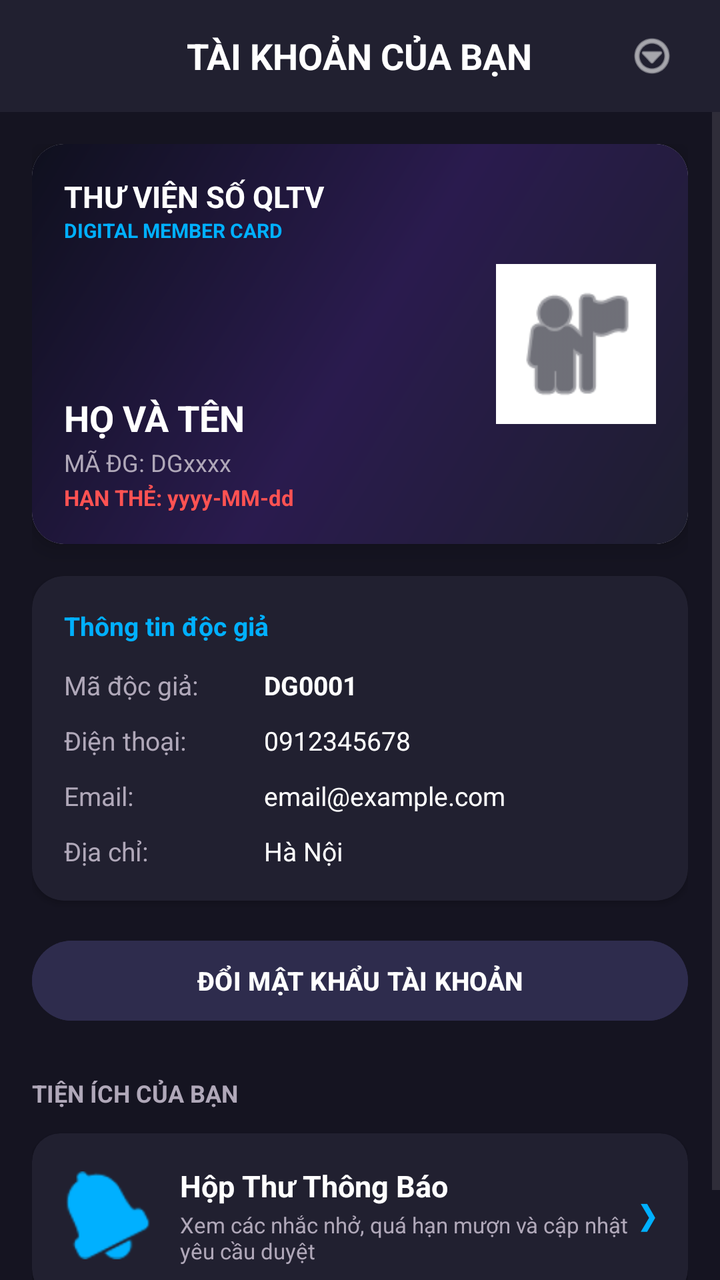
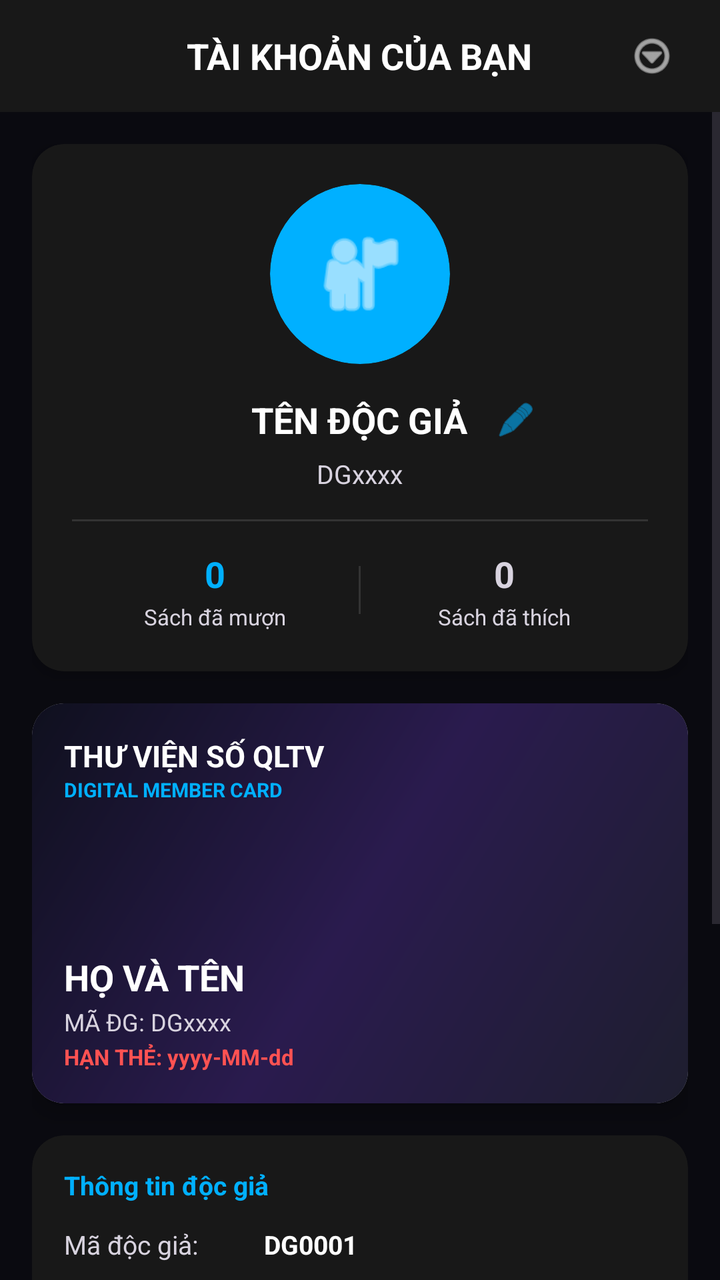

The first picture is an Android layout as it rendered before a commit; the second is the same layout after the commit. The layout source and the unified diff follow.
<!-- AndroidManifest.xml: application theme Theme.QLTV -->
<!-- res/layout/fragment_reader_account.xml -->
<?xml version="1.0" encoding="utf-8"?>
<LinearLayout xmlns:android="http://schemas.android.com/apk/res/android"
    xmlns:app="http://schemas.android.com/apk/res-auto"
    android:layout_width="match_parent"
    android:layout_height="match_parent"
    android:background="#151421"
    android:orientation="vertical">

    
    <RelativeLayout
        android:id="@+id/layoutReaderProfileHeader"
        android:layout_width="match_parent"
        android:layout_height="56dp"
        android:background="#212030"
        android:paddingHorizontal="16dp">

        
        <ImageView
            android:id="@+id/btnProfileBack"
            android:layout_width="36dp"
            android:layout_height="36dp"
            android:layout_alignParentLeft="true"
            android:layout_centerVertical="true"
            android:background="?attr/selectableItemBackgroundBorderless"
            android:clickable="true"
            android:focusable="true"
            android:padding="6dp"
            android:src="@android:drawable/ic_menu_revert"
            android:visibility="gone"
            app:tint="#FFFFFF" />

        <TextView
            android:id="@+id/txtProfileHeaderTitle"
            android:layout_width="wrap_content"
            android:layout_height="wrap_content"
            android:layout_centerInParent="true"
            android:text="TÀI KHOẢN CỦA BẠN"
            android:textColor="#FFFFFF"
            android:textSize="18sp"
            android:textStyle="bold" />

        
        <ImageView
            android:id="@+id/btnReaderProfileLogoutMenu"
            android:layout_width="36dp"
            android:layout_height="36dp"
            android:layout_alignParentRight="true"
            android:layout_centerVertical="true"
            android:background="?attr/selectableItemBackgroundBorderless"
            android:clickable="true"
            android:focusable="true"
            android:padding="6dp"
            android:src="@android:drawable/ic_menu_more"
            app:tint="#FFFFFF" />
    </RelativeLayout>

    
    <FrameLayout
        android:layout_width="match_parent"
        android:layout_height="match_parent">

        
        <ScrollView
            android:id="@+id/layoutReaderAccountHome"
            android:layout_width="match_parent"
            android:layout_height="match_parent"
            android:fillViewport="true"
            android:visibility="visible">

            <LinearLayout
                android:layout_width="match_parent"
                android:layout_height="wrap_content"
                android:orientation="vertical"
                android:padding="16dp">

                
                <androidx.cardview.widget.CardView
                    android:layout_width="match_parent"
                    android:layout_height="200dp"
                    android:layout_marginBottom="16dp"
                    app:cardCornerRadius="16dp"
                    app:cardElevation="6dp">

                    <RelativeLayout
                        android:layout_width="match_parent"
                        android:layout_height="match_parent"
                        android:background="@drawable/login_gradient"
                        android:padding="16dp">

                        <TextView
                            android:id="@+id/txtProfileCardApp"
                            android:layout_width="wrap_content"
                            android:layout_height="wrap_content"
                            android:text="THƯ VIỆN SỐ QLTV"
                            android:textColor="#FFFFFF"
                            android:textSize="15sp"
                            android:textStyle="bold" />

                        <TextView
                            android:layout_width="wrap_content"
                            android:layout_height="wrap_content"
                            android:layout_below="@id/txtProfileCardApp"
                            android:text="DIGITAL MEMBER CARD"
                            android:textColor="#00B0FF"
                            android:textSize="10sp"
                            android:textStyle="bold" />

                        <LinearLayout
                            android:layout_width="wrap_content"
                            android:layout_height="wrap_content"
                            android:layout_alignParentBottom="true"
                            android:orientation="vertical">

                            <TextView
                                android:id="@+id/txtProfileCardName"
                                android:layout_width="wrap_content"
                                android:layout_height="wrap_content"
                                android:text="HỌ VÀ TÊN"
                                android:textColor="#FFFFFF"
                                android:textSize="18sp"
                                android:textStyle="bold" />

                            <TextView
                                android:id="@+id/txtProfileCardCode"
                                android:layout_width="wrap_content"
                                android:layout_height="wrap_content"
                                android:layout_marginTop="2dp"
                                android:text="MÃ ĐG: DGxxxx"
                                android:textColor="#B0A8B9"
                                android:textSize="12sp" />

                            <TextView
                                android:id="@+id/txtProfileCardExpiry"
                                android:layout_width="wrap_content"
                                android:layout_height="wrap_content"
                                android:layout_marginTop="2dp"
                                android:text="HẠN THẺ: yyyy-MM-dd"
                                android:textColor="#FF5252"
                                android:textSize="11sp"
                                android:textStyle="bold" />
                        </LinearLayout>

                        
                        <ImageView
                            android:id="@+id/imgProfileQR"
                            android:layout_width="80dp"
                            android:layout_height="80dp"
                            android:layout_alignParentEnd="true"
                            android:layout_centerVertical="true"
                            android:background="#FFFFFF"
                            android:contentDescription="QR Code"
                            android:padding="6dp"
                            android:src="@android:drawable/ic_menu_myplaces"
                            app:tint="#0F101E" />
                    </RelativeLayout>
                </androidx.cardview.widget.CardView>

                
                <androidx.cardview.widget.CardView
                    android:layout_width="match_parent"
                    android:layout_height="wrap_content"
                    android:layout_marginBottom="16dp"
                    app:cardBackgroundColor="#212030"
                    app:cardCornerRadius="16dp"
                    app:cardElevation="2dp">

                    <LinearLayout
                        android:layout_width="match_parent"
                        android:layout_height="wrap_content"
                        android:orientation="vertical"
                        android:padding="16dp">

                        <TextView
                            android:layout_width="wrap_content"
                            android:layout_height="wrap_content"
                            android:text="Thông tin độc giả"
                            android:textColor="#00B0FF"
                            android:textSize="13sp"
                            android:textStyle="bold" />

                        
                        <LinearLayout
                            android:layout_width="match_parent"
                            android:layout_height="wrap_content"
                            android:layout_marginTop="12dp"
                            android:orientation="horizontal">
                            <TextView
                                android:layout_width="100dp"
                                android:layout_height="wrap_content"
                                android:text="Mã độc giả:"
                                android:textColor="#B0A8B9"
                                android:textSize="13sp" />
                            <TextView
                                android:id="@+id/txtProfileCode"
                                android:layout_width="match_parent"
                                android:layout_height="wrap_content"
                                android:text="DG0001"
                                android:textColor="#FFFFFF"
                                android:textSize="13sp"
                                android:textStyle="bold" />
                        </LinearLayout>

                        
                        <LinearLayout
                            android:layout_width="match_parent"
                            android:layout_height="wrap_content"
                            android:layout_marginTop="10dp"
                            android:orientation="horizontal">
                            <TextView
                                android:layout_width="100dp"
                                android:layout_height="wrap_content"
                                android:text="Điện thoại:"
                                android:textColor="#B0A8B9"
                                android:textSize="13sp" />
                            <TextView
                                android:id="@+id/txtProfilePhone"
                                android:layout_width="match_parent"
                                android:layout_height="wrap_content"
                                android:text="0912345678"
                                android:textColor="#FFFFFF"
                                android:textSize="13sp" />
                        </LinearLayout>

                        
                        <LinearLayout
                            android:layout_width="match_parent"
                            android:layout_height="wrap_content"
                            android:layout_marginTop="10dp"
                            android:orientation="horizontal">
                            <TextView
                                android:layout_width="100dp"
                                android:layout_height="wrap_content"
                                android:text="Email:"
                                android:textColor="#B0A8B9"
                                android:textSize="13sp" />
                            <TextView
                                android:id="@+id/txtProfileEmail"
                                android:layout_width="match_parent"
                                android:layout_height="wrap_content"
                                android:text="email@example.com"
                                android:textColor="#FFFFFF"
                                android:textSize="13sp" />
                        </LinearLayout>

                        
                        <LinearLayout
                            android:layout_width="match_parent"
                            android:layout_height="wrap_content"
                            android:layout_marginTop="10dp"
                            android:orientation="horizontal">
                            <TextView
                                android:layout_width="100dp"
                                android:layout_height="wrap_content"
                                android:text="Địa chỉ:"
                                android:textColor="#B0A8B9"
                                android:textSize="13sp" />
                            <TextView
                                android:id="@+id/txtProfileAddress"
                                android:layout_width="match_parent"
                                android:layout_height="wrap_content"
                                android:text="Hà Nội"
                                android:textColor="#FFFFFF"
                                android:textSize="13sp" />
                        </LinearLayout>
                    </LinearLayout>
                </androidx.cardview.widget.CardView>

                
                <Button
                    android:id="@+id/btnReaderProfileChangePassword"
                    android:layout_width="match_parent"
                    android:layout_height="wrap_content"
                    android:layout_marginBottom="24dp"
                    android:backgroundTint="#2E2C4D"
                    android:text="ĐỔI MẬT KHẨU TÀI KHOẢN"
                    android:textColor="#FFFFFF"
                    android:textSize="13sp"
                    android:textStyle="bold" />

                
                <TextView
                    android:layout_width="wrap_content"
                    android:layout_height="wrap_content"
                    android:layout_marginBottom="12dp"
                    android:text="TIỆN ÍCH CỦA BẠN"
                    android:textColor="#B0A8B9"
                    android:textSize="12sp"
                    android:textStyle="bold" />

                
                <androidx.cardview.widget.CardView
                    android:id="@+id/cardReaderProfileNotifs"
                    android:layout_width="match_parent"
                    android:layout_height="wrap_content"
                    android:layout_marginBottom="24dp"
                    android:clickable="true"
                    android:focusable="true"
                    android:foreground="?attr/selectableItemBackground"
                    app:cardBackgroundColor="#212030"
                    app:cardCornerRadius="14dp">

                    <LinearLayout
                        android:layout_width="match_parent"
                        android:layout_height="wrap_content"
                        android:gravity="center_vertical"
                        android:orientation="horizontal"
                        android:padding="16dp">

                        <View
                            android:layout_width="44dp"
                            android:layout_height="44dp"
                            android:layout_marginRight="14dp"
                            android:background="@android:drawable/ic_popup_reminder"
                            android:backgroundTint="#00B0FF" />

                        <LinearLayout
                            android:layout_width="0dp"
                            android:layout_height="wrap_content"
                            android:layout_weight="1"
                            android:orientation="vertical">

                            <TextView
                                android:layout_width="wrap_content"
                                android:layout_height="wrap_content"
                                android:text="Hộp Thư Thông Báo"
                                android:textColor="#FFFFFF"
                                android:textSize="15sp"
                                android:textStyle="bold" />

                            <TextView
                                android:layout_width="wrap_content"
                                android:layout_height="wrap_content"
                                android:layout_marginTop="2dp"
                                android:text="Xem các nhắc nhở, quá hạn mượn và cập nhật yêu cầu duyệt"
                                android:textColor="#B0A8B9"
                                android:textSize="11sp" />
                        </LinearLayout>

                        <TextView
                            android:layout_width="wrap_content"
                            android:layout_height="wrap_content"
                            android:text="❯"
                            android:textColor="#00B0FF"
                            android:textSize="16sp" />
                    </LinearLayout>
                </androidx.cardview.widget.CardView>
            </LinearLayout>
        </ScrollView>

        
        <LinearLayout
            android:id="@+id/layoutReaderAccountNotifsView"
            android:layout_width="match_parent"
            android:layout_height="match_parent"
            android:orientation="vertical"
            android:visibility="gone">

            <include layout="@layout/fragment_reader_notifications" />
        </LinearLayout>
    </FrameLayout>
</LinearLayout>
<!-- res/layout/fragment_reader_notifications.xml (included above) -->
<?xml version="1.0" encoding="utf-8"?>
<androidx.constraintlayout.widget.ConstraintLayout xmlns:android="http://schemas.android.com/apk/res/android"
    xmlns:app="http://schemas.android.com/apk/res-auto"
    xmlns:tools="http://schemas.android.com/tools"
    android:layout_width="match_parent"
    android:layout_height="match_parent"
    android:background="#151421"
    android:padding="16dp">

    <TextView
        android:id="@+id/txtNotifTitle"
        android:layout_width="wrap_content"
        android:layout_height="wrap_content"
        android:text="THÔNG BÁO CỦA TÔI"
        android:textColor="#FFFFFF"
        android:textSize="18sp"
        android:textStyle="bold"
        app:layout_constraintTop_toTopOf="parent"
        app:layout_constraintStart_toStartOf="parent" />

    
    <TextView
        android:id="@+id/btnMarkAllRead"
        android:layout_width="wrap_content"
        android:layout_height="wrap_content"
        android:text="Đọc tất cả"
        android:textColor="#6C63FF"
        android:textSize="13sp"
        android:textStyle="bold"
        android:clickable="true"
        android:focusable="true"
        app:layout_constraintBottom_toBottomOf="@id/txtNotifTitle"
        app:layout_constraintEnd_toEndOf="parent"
        app:layout_constraintTop_toTopOf="@id/txtNotifTitle" />

    
    <androidx.recyclerview.widget.RecyclerView
        android:id="@+id/recyclerViewNotifs"
        android:layout_width="match_parent"
        android:layout_height="0dp"
        android:layout_marginTop="16dp"
        app:layout_constraintBottom_toBottomOf="parent"
        app:layout_constraintTop_toBottomOf="@id/txtNotifTitle"
        tools:listitem="@android:layout/simple_list_item_2" />

    <TextView
        android:id="@+id/txtEmptyNotif"
        android:layout_width="wrap_content"
        android:layout_height="wrap_content"
        android:text="Hộp thư thông báo của bạn trống!"
        android:textColor="#B0A8B9"
        android:textSize="15sp"
        android:visibility="gone"
        app:layout_constraintBottom_toBottomOf="parent"
        app:layout_constraintEnd_toEndOf="parent"
        app:layout_constraintStart_toStartOf="parent"
        app:layout_constraintTop_toTopOf="parent" />

</androidx.constraintlayout.widget.ConstraintLayout>
<!-- resources referenced by this layout -->
<resources>
  <!-- drawable login_gradient (drawable) -->
  <?xml version="1.0" encoding="utf-8"?>
  <shape xmlns:android="http://schemas.android.com/apk/res/android"
      android:shape="rectangle">
      <gradient
          android:angle="135"
          android:startColor="#1E1E2F"
          android:centerColor="#2A1B4E"
          android:endColor="#0F101E"
          android:type="linear" />
  </shape>
  <style name="Theme.QLTV" parent="Base.Theme.QLTV" />
  <style name="Base.Theme.QLTV" parent="Theme.Material3.DayNight.NoActionBar">
          
          
      </style>
</resources>

<!-- the commit's change to res/layout/fragment_reader_account.xml (unified diff, before → after) -->
@@ -3,7 +3,7 @@
     xmlns:app="http://schemas.android.com/apk/res-auto"
     android:layout_width="match_parent"
     android:layout_height="match_parent"
-    android:background="#151421"
+    android:background="#0A0A10"
     android:orientation="vertical">
 
     
@@ -11,7 +11,7 @@
         android:id="@+id/layoutReaderProfileHeader"
         android:layout_width="match_parent"
         android:layout_height="56dp"
-        android:background="#212030"
+        android:background="#181818"
         android:paddingHorizontal="16dp">
 
         
@@ -76,6 +76,159 @@
                 
                 <androidx.cardview.widget.CardView
                     android:layout_width="match_parent"
+                    android:layout_height="wrap_content"
+                    android:layout_marginBottom="16dp"
+                    app:cardBackgroundColor="#181818"
+                    app:cardCornerRadius="16dp"
+                    app:cardElevation="4dp">
+
+                    <LinearLayout
+                        android:layout_width="match_parent"
+                        android:layout_height="wrap_content"
+                        android:gravity="center"
+                        android:orientation="vertical"
+                        android:padding="20dp">
+
+                        
+                        <androidx.cardview.widget.CardView
+                            android:id="@+id/cardReaderAvatar"
+                            android:layout_width="90dp"
+                            android:layout_height="90dp"
+                            android:layout_marginBottom="12dp"
+                            app:cardBackgroundColor="#00B0FF"
+                            app:cardCornerRadius="45dp"
+                            app:cardElevation="0dp"
+                            android:clickable="true"
+                            android:focusable="true"
+                            android:foreground="?attr/selectableItemBackground">
+
+                            <ImageView
+                                android:id="@+id/imgReaderAvatar"
+                                android:layout_width="50dp"
+                                android:layout_height="50dp"
+                                android:layout_gravity="center"
+                                android:src="@android:drawable/ic_menu_myplaces"
+                                app:tint="#FFFFFF" />
+                        </androidx.cardview.widget.CardView>
+
+                        
+                        <RelativeLayout
+                            android:layout_width="match_parent"
+                            android:layout_height="wrap_content">
+
+                            <TextView
+                                android:id="@+id/txtReaderProfileName"
+                                android:layout_width="wrap_content"
+                                android:layout_height="wrap_content"
+                                android:layout_centerHorizontal="true"
+                                android:layout_centerVertical="true"
+                                android:text="TÊN ĐỘC GIẢ"
+                                android:textColor="#FFFFFF"
+                                android:textSize="18sp"
+                                android:textStyle="bold" />
+
+                            <ImageView
+                                android:id="@+id/btnEditReaderProfile"
+                                android:layout_width="32dp"
+                                android:layout_height="32dp"
+                                android:layout_toEndOf="@id/txtReaderProfileName"
+                                android:layout_centerVertical="true"
+                                android:layout_marginStart="8dp"
+                                android:background="?attr/selectableItemBackgroundBorderless"
+                                android:clickable="true"
+                                android:focusable="true"
+                                android:padding="6dp"
+                                android:src="@android:drawable/ic_menu_edit"
+                                app:tint="#00B0FF" />
+                        </RelativeLayout>
+
+                        
+                        <TextView
+                            android:id="@+id/txtReaderProfileCodeLabel"
+                            android:layout_width="wrap_content"
+                            android:layout_height="wrap_content"
+                            android:layout_marginTop="2dp"
+                            android:text="DGxxxx"
+                            android:textColor="#D8D3DF"
+                            android:textSize="13sp" />
+
+                        
+                        <View
+                            android:layout_width="match_parent"
+                            android:layout_height="1dp"
+                            android:layout_marginVertical="14dp"
+                            android:background="#1EFFFFFF" />
+
+                        
+                        <LinearLayout
+                            android:layout_width="match_parent"
+                            android:layout_height="wrap_content"
+                            android:orientation="horizontal"
+                            android:gravity="center">
+
+                            
+                            <LinearLayout
+                                android:layout_width="0dp"
+                                android:layout_height="wrap_content"
+                                android:layout_weight="1"
+                                android:gravity="center"
+                                android:orientation="vertical">
+
+                                <TextView
+                                    android:id="@+id/txtStatBorrowedBooks"
+                                    android:layout_width="wrap_content"
+                                    android:layout_height="wrap_content"
+                                    android:text="0"
+                                    android:textColor="#00B0FF"
+                                    android:textSize="18sp"
+                                    android:textStyle="bold" />
+
+                                <TextView
+                                    android:layout_width="wrap_content"
+                                    android:layout_height="wrap_content"
+                                    android:layout_marginTop="2dp"
+                                    android:text="Sách đã mượn"
+                                    android:textColor="#D8D3DF"
+                                    android:textSize="11sp" />
+                            </LinearLayout>
+
+                            
+                            <View
+                                android:layout_width="1dp"
+                                android:layout_height="24dp"
+                                android:background="#1EFFFFFF" />
+
+                            
+                            <LinearLayout
+                                android:layout_width="0dp"
+                                android:layout_height="wrap_content"
+                                android:layout_weight="1"
+                                android:gravity="center"
+                                android:orientation="vertical">
+
+                                <TextView
+                                    android:layout_width="wrap_content"
+                                    android:layout_height="wrap_content"
+                                    android:text="0"
+                                    android:textColor="#D8D3DF"
+                                    android:textSize="18sp"
+                                    android:textStyle="bold" />
+
+                                <TextView
+                                    android:layout_width="wrap_content"
+                                    android:layout_height="wrap_content"
+                                    android:layout_marginTop="2dp"
+                                    android:text="Sách đã thích"
+                                    android:textColor="#D8D3DF"
+                                    android:textSize="11sp" />
+                            </LinearLayout>
+                        </LinearLayout>
+                    </LinearLayout>
+                </androidx.cardview.widget.CardView>
+
+                
+                <androidx.cardview.widget.CardView
+                    android:layout_width="match_parent"
                     android:layout_height="200dp"
                     android:layout_marginBottom="16dp"
                     app:cardCornerRadius="16dp"
@@ -126,7 +279,7 @@
                                 android:layout_height="wrap_content"
                                 android:layout_marginTop="2dp"
                                 android:text="MÃ ĐG: DGxxxx"
-                                android:textColor="#B0A8B9"
+                                android:textColor="#D8D3DF"
                                 android:textSize="12sp" />
 
                             <TextView
@@ -139,19 +292,6 @@
                                 android:textSize="11sp"
                                 android:textStyle="bold" />
                         </LinearLayout>
-
-                        
-                        <ImageView
-                            android:id="@+id/imgProfileQR"
-                            android:layout_width="80dp"
-                            android:layout_height="80dp"
-                            android:layout_alignParentEnd="true"
-                            android:layout_centerVertical="true"
-                            android:background="#FFFFFF"
-                            android:contentDescription="QR Code"
-                            android:padding="6dp"
-                            android:src="@android:drawable/ic_menu_myplaces"
-                            app:tint="#0F101E" />
                     </RelativeLayout>
                 </androidx.cardview.widget.CardView>
 
@@ -160,7 +300,7 @@
                     android:layout_width="match_parent"
                     android:layout_height="wrap_content"
                     android:layout_marginBottom="16dp"
-                    app:cardBackgroundColor="#212030"
+                    app:cardBackgroundColor="#181818"
                     app:cardCornerRadius="16dp"
                     app:cardElevation="2dp">
 
@@ -188,7 +328,7 @@
                                 android:layout_width="100dp"
                                 android:layout_height="wrap_content"
                                 android:text="Mã độc giả:"
-                                android:textColor="#B0A8B9"
+                                android:textColor="#D8D3DF"
                                 android:textSize="13sp" />
                             <TextView
                                 android:id="@+id/txtProfileCode"
@@ -210,7 +350,7 @@
                                 android:layout_width="100dp"
                                 android:layout_height="wrap_content"
                                 android:text="Điện thoại:"
-                                android:textColor="#B0A8B9"
+                                android:textColor="#D8D3DF"
                                 android:textSize="13sp" />
                             <TextView
                                 android:id="@+id/txtProfilePhone"
@@ -231,7 +371,7 @@
                                 android:layout_width="100dp"
                                 android:layout_height="wrap_content"
                                 android:text="Email:"
-                                android:textColor="#B0A8B9"
+                                android:textColor="#D8D3DF"
                                 android:textSize="13sp" />
                             <TextView
                                 android:id="@+id/txtProfileEmail"
@@ -252,7 +392,7 @@
                                 android:layout_width="100dp"
                                 android:layout_height="wrap_content"
                                 android:text="Địa chỉ:"
-                                android:textColor="#B0A8B9"
+                                android:textColor="#D8D3DF"
                                 android:textSize="13sp" />
                             <TextView
                                 android:id="@+id/txtProfileAddress"
@@ -266,16 +406,6 @@
                 </androidx.cardview.widget.CardView>
 
                 
-                <Button
-                    android:id="@+id/btnReaderProfileChangePassword"
-                    android:layout_width="match_parent"
-                    android:layout_height="wrap_content"
-                    android:layout_marginBottom="24dp"
-                    android:backgroundTint="#2E2C4D"
-                    android:text="ĐỔI MẬT KHẨU TÀI KHOẢN"
-                    android:textColor="#FFFFFF"
-                    android:textSize="13sp"
-                    android:textStyle="bold" />
 
                 
                 <TextView
@@ -283,7 +413,7 @@
                     android:layout_height="wrap_content"
                     android:layout_marginBottom="12dp"
                     android:text="TIỆN ÍCH CỦA BẠN"
-                    android:textColor="#B0A8B9"
+                    android:textColor="#D8D3DF"
                     android:textSize="12sp"
                     android:textStyle="bold" />
 
@@ -296,7 +426,7 @@
                     android:clickable="true"
                     android:focusable="true"
                     android:foreground="?attr/selectableItemBackground"
-                    app:cardBackgroundColor="#212030"
+                    app:cardBackgroundColor="#181818"
                     app:cardCornerRadius="14dp">
 
                     <LinearLayout
@@ -332,7 +462,7 @@
                                 android:layout_height="wrap_content"
                                 android:layout_marginTop="2dp"
                                 android:text="Xem các nhắc nhở, quá hạn mượn và cập nhật yêu cầu duyệt"
-                                android:textColor="#B0A8B9"
+                                android:textColor="#D8D3DF"
                                 android:textSize="11sp" />
                         </LinearLayout>
 
@@ -366,7 +496,7 @@
     xmlns:tools="http://schemas.android.com/tools"
     android:layout_width="match_parent"
     android:layout_height="match_parent"
-    android:background="#151421"
+    android:background="#000000"
     android:padding="16dp">
 
     <TextView
@@ -386,7 +516,7 @@
         android:layout_width="wrap_content"
         android:layout_height="wrap_content"
         android:text="Đọc tất cả"
-        android:textColor="#6C63FF"
+        android:textColor="#FFFFFF"
         android:textSize="13sp"
         android:textStyle="bold"
         android:clickable="true"
@@ -410,7 +540,7 @@
         android:layout_width="wrap_content"
         android:layout_height="wrap_content"
         android:text="Hộp thư thông báo của bạn trống!"
-        android:textColor="#B0A8B9"
+        android:textColor="#C5C5D2"
         android:textSize="15sp"
         android:visibility="gone"
         app:layout_constraintBottom_toBottomOf="parent"
